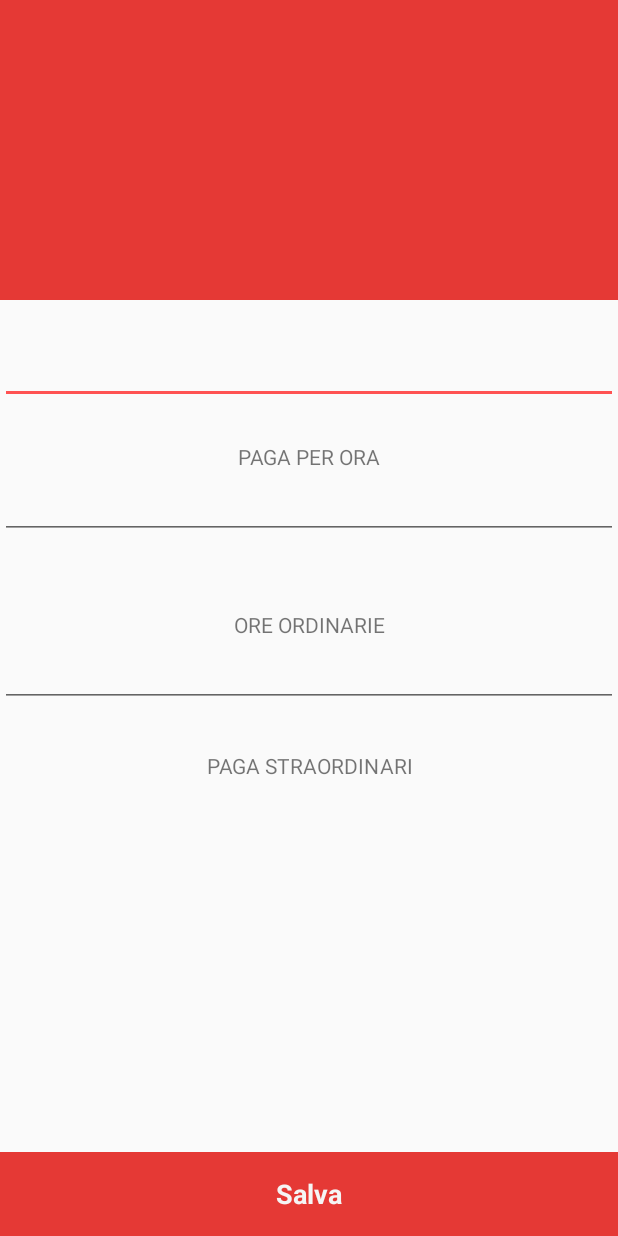
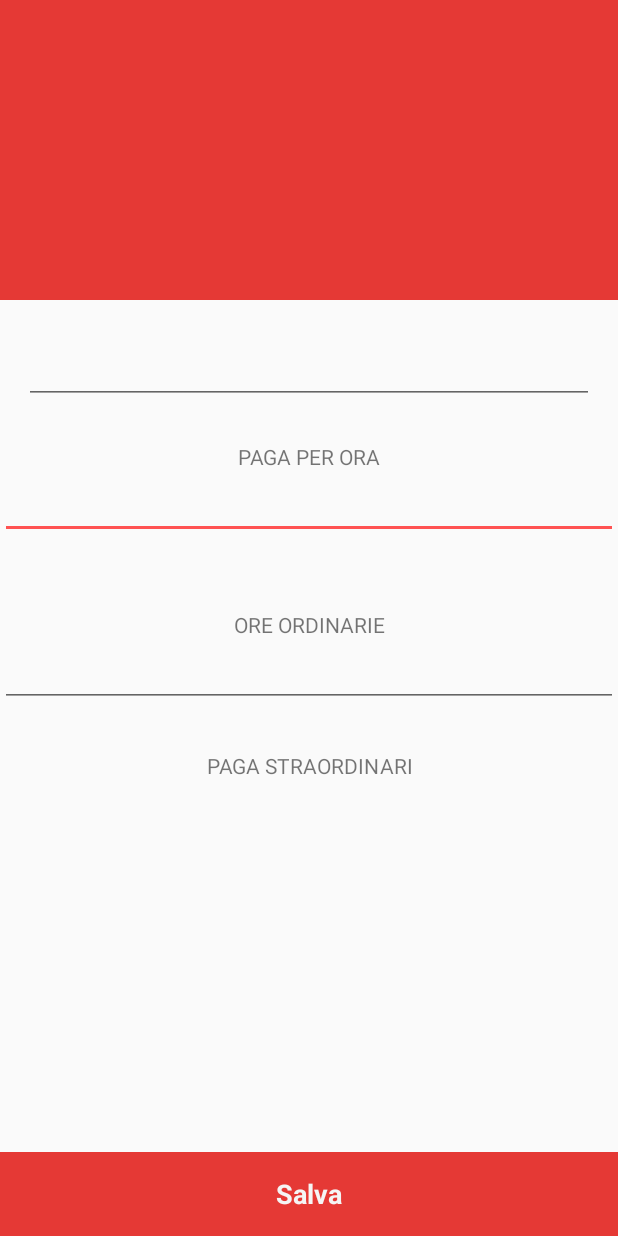
Before and after one commit to Zetandroid/MyJobWallet, an Android app: the layout activity_profile.xml on its own in the app's theme, with its tools: preview values and no code run, on a phone screen of 412 x 824 dp. Run offline under Robolectric (Android 15) with nearby library versions, the phone set to English and light mode, and no system bars.

Commit message:
Layout profilo

```diff
--- a/app/src/main/res/layout/activity_profile.xml
+++ b/app/src/main/res/layout/activity_profile.xml
@@ -30,6 +30,8 @@
                 android:layout_alignEnd="@+id/textView"
                 android:layout_alignStart="@+id/textView"
                 android:layout_below="@+id/textView"
+                android:layout_marginLeft="16dp"
+                android:layout_marginRight="16dp"
                 android:layout_marginTop="24dp"
                 android:ems="10"
                 android:inputType="number"
```
